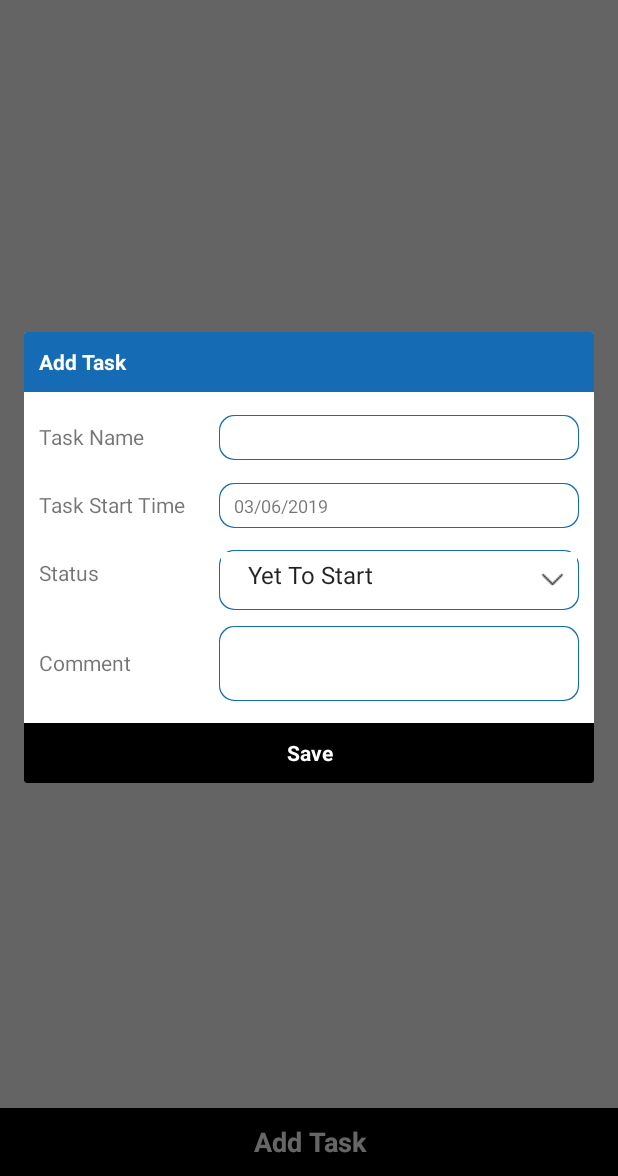
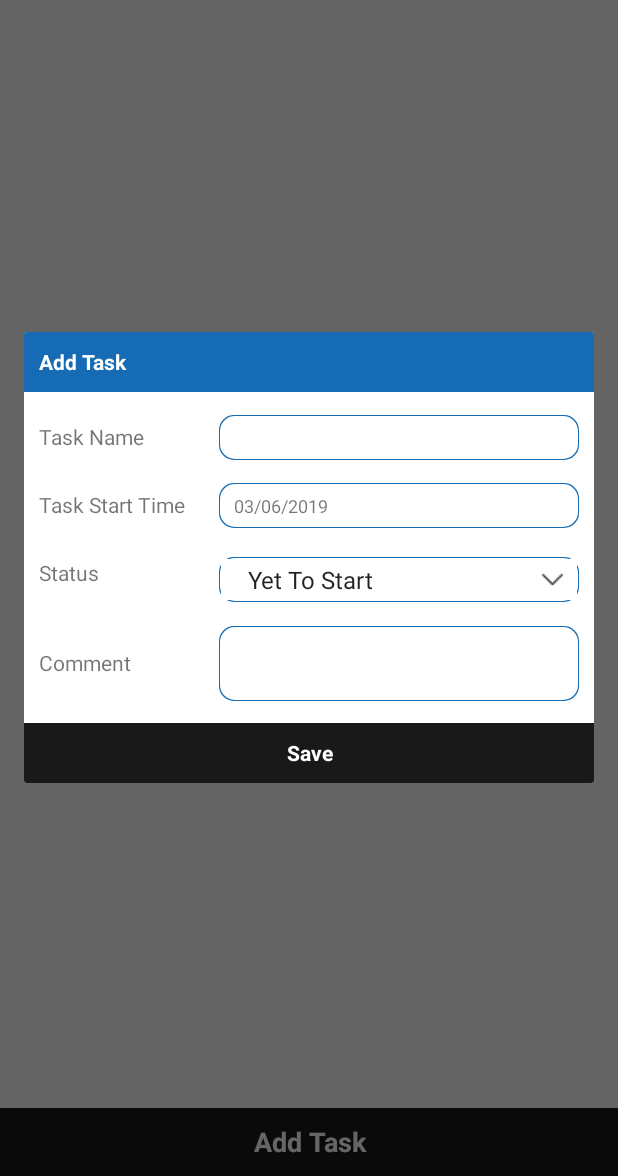
Before and after one commit to dinjit/ToDoTaskApplication, an Android app: the screen it shows after launch (MainActivity), after a tap on "Add Task", on a phone screen of 412 x 824 dp, the part 60-1236 px from its top. Run offline under Robolectric (Android 15) with nearby library versions, the phone set to English and light mode, and no system bars; our stand-ins replace Firebase (no records; nobody signed in at launch, a user with empty details on screens opened directly); libraries missing offline, so code that uses them is left out: com.wdullaer.materialdatetimepicker.

Commit message:
UI Changes

```diff
--- a/app/src/main/java/com/example/myapplication/MainActivity.java
+++ b/app/src/main/java/com/example/myapplication/MainActivity.java
@@ -15,6 +15,7 @@ import android.widget.ImageView;
 import android.widget.ListView;
 import android.widget.Spinner;
 import android.widget.TextView;
+import android.widget.Toast;
 
 import com.google.firebase.database.DataSnapshot;
 import com.google.firebase.database.DatabaseError;
@@ -84,7 +85,7 @@ public class MainActivity extends AppCompatActivity implements DatePickerDialog.
 
         final Spinner spnTaskStatus = (Spinner) dialog.findViewById(R.id.spnTaskStatus);
         ArrayAdapter taskStatusAdapter = new ArrayAdapter<>(MainActivity.this, android.R.layout.simple_spinner_item, taskStatus);
-        taskStatusAdapter.setDropDownViewResource(android.R.layout.simple_spinner_dropdown_item);
+        taskStatusAdapter.setDropDownViewResource(R.layout.custom_spinner_layout);
         spnTaskStatus.setAdapter(taskStatusAdapter);
 
         tvTaskStartTime = (TextView) dialog.findViewById(R.id.tvTaskStartTime);
@@ -156,7 +157,7 @@ public class MainActivity extends AppCompatActivity implements DatePickerDialog.
                     }
                     dialog.dismiss();
                 }else {
-                    util.showOKAlert(MainActivity.this, "Enter Task Name");
+                    Toast.makeText(MainActivity.this, "Enter Task Name", Toast.LENGTH_SHORT).show();
                 }
 
 
--- a/app/src/main/res/layout/activity_main.xml
+++ b/app/src/main/res/layout/activity_main.xml
@@ -28,7 +28,7 @@
         android:id="@+id/btnAddTask"
         android:layout_width="match_parent"
         android:layout_height="45dp"
-        android:background="@color/black"
+        android:background="@color/button_background"
         android:gravity="center"
         android:padding="10dp"
         android:text="Add Task"
--- a/app/src/main/res/layout/add_task_dialog.xml
+++ b/app/src/main/res/layout/add_task_dialog.xml
@@ -5,7 +5,7 @@
     android:layout_height="match_parent">
 
     <RelativeLayout
-        android:layout_width="wrap_content"
+        android:layout_width="400dp"
         android:layout_height="wrap_content">
 
         <LinearLayout
@@ -111,9 +111,8 @@
                 <RelativeLayout
                     android:id="@+id/hidden_spn_above_layout"
                     android:layout_width="match_parent"
-                    android:layout_height="40dp"
+                    android:layout_height="30dp"
                     android:layout_gravity="center"
-                    android:layout_toLeftOf="@+id/refresh_all_list"
                     android:background="@drawable/bg_light_gray_shade"
                     >
 
@@ -123,11 +122,9 @@
                         android:layout_width="match_parent"
                         android:layout_height="30dp"
                         android:gravity="center_vertical"
-                        android:inputType="numberSigned"
-                        android:maxLength="8"
                         android:background="@color/white"
                         android:paddingLeft="10dp"
-                        android:textSize="12sp" />
+                        android:textSize="10sp" />
 
 
                     <ImageView
@@ -191,7 +188,7 @@
             android:layout_height="40dp"
             android:layout_below="@+id/transcationLayout"
             android:layout_marginTop="10dp"
-            android:background="@color/black"
+            android:background="@color/button_background"
             android:gravity="center"
             android:text="Save"
             android:textColor="#fff"
--- a/app/src/main/res/values/colors.xml
+++ b/app/src/main/res/values/colors.xml
@@ -11,5 +11,6 @@
     <color name="dark_grey">#7c7c7c</color>
 <color name="pending">#E60000</color>
     <color name="completed">#4CBB17</color>
+    <color name="button_background">#191919</color>
 
 </resources>
--- a/app/src/main/res/values/strings.xml
+++ b/app/src/main/res/values/strings.xml
@@ -1,3 +1,3 @@
 <resources>
-    <string name="app_name">My Application</string>
+    <string name="app_name">To Do List</string>
 </resources>
--- a/app/src/main/res/values/styles.xml
+++ b/app/src/main/res/values/styles.xml
@@ -3,9 +3,9 @@
     <!-- Base application theme. -->
     <style name="AppTheme" parent="Theme.AppCompat.Light.DarkActionBar">
         <!-- Customize your theme here. -->
-        <item name="colorPrimary">@color/colorPrimary</item>
-        <item name="colorPrimaryDark">@color/colorPrimaryDark</item>
-        <item name="colorAccent">@color/colorAccent</item>
+        <item name="colorPrimary">#0a365a</item>
+        <item name="colorPrimaryDark">#0a365a</item>
+        <item name="colorAccent">@color/theme_color</item>
     </style>
     <style name="MyAlertDialogTheme" parent="Theme.AppCompat.Light.Dialog.Alert">
         <!--buttons color-->
```
Also changed, not shown: app/src/main/res/layout/custom_spinner_layout.xml (added, +9 -0 lines).
